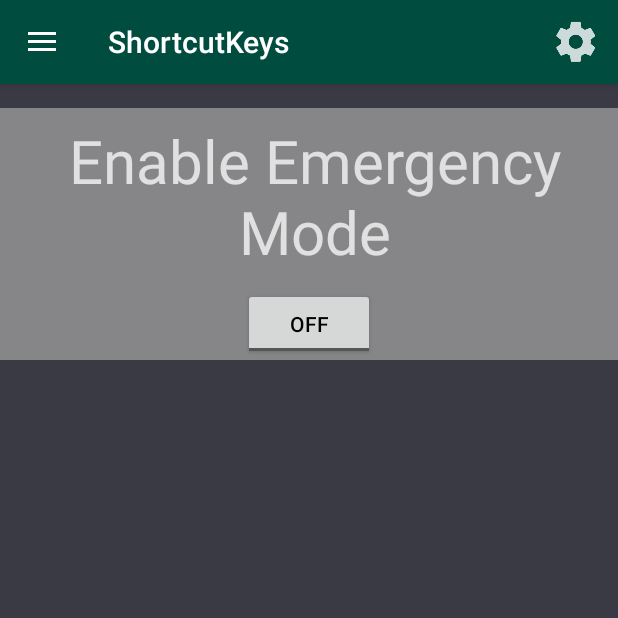
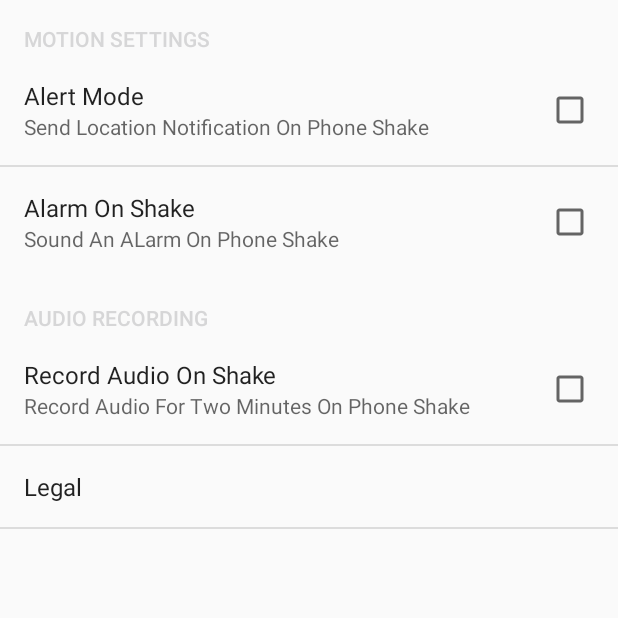
Before and after one commit to arjunarao619/Beacon, an Android app: the ShortcutKeys screen opened directly, with no data from a screen before it, on a phone screen of 412 x 824 dp, the top half of it. Run offline under Robolectric (Android 15) with nearby library versions, the phone set to English and light mode, and no system bars.

Commit message:
Replaced Shake Functions with Preferences

```diff
--- a/app/src/main/java/com/example/arjunrao/beacon/ShortcutKeys.java
+++ b/app/src/main/java/com/example/arjunrao/beacon/ShortcutKeys.java
@@ -9,6 +9,8 @@ import android.content.res.Configuration;
 import android.database.Cursor;
 import android.database.sqlite.SQLiteDatabase;
 import android.os.Bundle;
+import android.preference.Preference;
+import android.preference.PreferenceActivity;
 import android.support.v4.widget.DrawerLayout;
 import android.support.v7.app.ActionBarDrawerToggle;
 import android.support.v7.app.AlertDialog;
@@ -19,214 +21,43 @@ import android.view.MenuInflater;
 import android.view.MenuItem;
 import android.view.View;
 import android.widget.AdapterView;
+import android.widget.Button;
 import android.widget.CheckBox;
 import android.widget.CompoundButton;
 import android.widget.ListView;
+import android.widget.Toast;
 import android.widget.ToggleButton;
 
-public class ShortcutKeys extends AppCompatActivity {
-boolean DISABLE_SHAKE = true;
-    SQLiteDatabase db;
-    private class DrawerItemClickListener implements ListView.OnItemClickListener {
-
-        @Override
-        public void onItemClick(AdapterView<?> adapterView, View view, int position, long l) {
+public class ShortcutKeys extends PreferenceActivity {
 
 
-            /* Do three things
-            - change the activity
-            - change the title in the action bar
-            - close the drawer
-             */
-
-            selectItem(position);
 
 
-        }
-    }
-
-
-    private ListView drawerList;
-    final Context context = this;
-    public boolean is_follow,is_record,is_location;
-    public DrawerLayout drawerLayout;
-    private Cursor optionsCursor;
-    public ActionBarDrawerToggle drawerToggle;
 
     @Override
     protected void onCreate(Bundle savedInstanceState) {
         super.onCreate(savedInstanceState);
-        setContentView(R.layout.activity_shortcut_keys);
+        addPreferencesFromResource(R.xml.preferences);
 
-
-        final CheckBox isfollow = (CheckBox) findViewById(R.id.follow_me);
-        isfollow.setVisibility(View.GONE);
-        final CheckBox record = (CheckBox) findViewById(R.id.record);
-        record.setVisibility(View.GONE);
-        ToggleButton enabled = (ToggleButton) findViewById(R.id.switchEnabled);
-
-        Beacon_Database optionsHelper = new Beacon_Database(ShortcutKeys.this);
-        db = optionsHelper.getReadableDatabase();
-        optionsCursor = db.query("OPTIONS",new String[]{"ISLOCATION","ISFOLLOW","ISRECORD"},null,null,null,null,null,null);
-        optionsCursor.moveToFirst();
-        if(optionsCursor.getInt(0) == 1){
-            is_location = true;
-
-            enabled.performClick();
-            isfollow.setVisibility(View.VISIBLE);
-            record.setVisibility(View.VISIBLE);
-        }else {is_location = false;
-            enabled.setChecked(false);
-            isfollow.setVisibility(View.GONE);
-            record.setVisibility(View.GONE);}
-
-        if(optionsCursor.getInt(1) == 1){
-            is_follow = true;
-            enabled.setChecked(true);
-            isfollow.setVisibility(View.VISIBLE);
-            record.setVisibility(View.VISIBLE);
-
-        }else is_follow = false;
-        if(optionsCursor.getInt(2) == 1){
-            is_record = true;
-
-            enabled.setChecked(true);
-        }else is_record = false;
-        enabled.setChecked(false);
-
-
-       enabled.setOnCheckedChangeListener(new CompoundButton.OnCheckedChangeListener() {
-           @Override
-           public void onCheckedChanged(CompoundButton buttonView, boolean isChecked) {
-               if(isChecked){
-                   isfollow.setVisibility(View.VISIBLE);
-                   record.setVisibility(View.VISIBLE);
-                   is_location = true;
-                   int location,follow,record1;
-                   ContentValues values = new ContentValues();
-                   if(is_location)location = 1; else location = 0;
-                   if(is_follow) follow = 1; else follow = 0;
-                   if(is_record) record1 = 1; else record1 = 0;
-                   values.put("ISLOCATION",location);
-                   values.put("ISFOLLOW",follow);
-                   values.put("ISRECORD",record1);
-
-                   db.update("OPTIONS",values,"_id = ?",new String[] {Integer.toString(1)});
-               }
-               else{
-                   is_location = false;
-                   isfollow.setVisibility(View.GONE);
-                   record.setVisibility(View.GONE);
-                   int location,follow,record1;
-                   ContentValues values = new ContentValues();
-                   if(is_location)location = 1; else location = 0;
-                   if(is_follow) follow = 1; else follow = 0;
-                   if(is_record) record1 = 1; else record1 = 0;
-                   values.put("ISLOCATION",location);
-                   values.put("ISFOLLOW",follow);
-                   values.put("ISRECORD",record1);
-
-                   db.update("OPTIONS",values,"_id = ?",new String[] {Integer.toString(1)});
-               }
-
-           }
-       });
+        Preference myPref = (Preference) findPreference("legal");
+        myPref.setOnPreferenceClickListener(new Preference.OnPreferenceClickListener() {
+            public boolean onPreferenceClick(Preference preference) {
+                Intent intent = new Intent(ShortcutKeys.this,Legal.class);
+                startActivity(intent);
+                return true;
+            }
+        });
 
 
 
 
 
 
-        ActionBar actionBar = getActionBar();
-        if (actionBar != null) {
-            actionBar.setTitle("Email Settings");
-        }
-
-        getSupportActionBar().setDisplayHomeAsUpEnabled(true);
-        getSupportActionBar().setHomeButtonEnabled(true);
-
-        drawerLayout = (DrawerLayout) findViewById(R.id.drawer_layout);
-        Navigation_Drawer drawerItems[] = new Navigation_Drawer[]{
-                new Navigation_Drawer(R.drawable.nav_contacts1,"Trusted Contacts"),
-                new Navigation_Drawer(R.drawable.nav_emergency1,"Emergency Settings"),
-                new Navigation_Drawer(R.drawable.nav_location1,"Your Location"),
-                new Navigation_Drawer(R.drawable.nav_helpline1,"Helplines and Tips"),
-                new Navigation_Drawer(R.drawable.message_template,"Message Templates"),
-                new Navigation_Drawer(R.drawable.nav_message1,"Email and SMS"),
-                new Navigation_Drawer(R.drawable.nav_developer,"Developer")
-
-        };
-
-        Drawer_adapter adapter = new Drawer_adapter(this,R.layout.listview_layout,drawerItems);
-        drawerList = (ListView) findViewById(R.id.drawer);
-
-        drawerList.setAdapter(adapter);
-        drawerList.setOnItemClickListener(new ShortcutKeys.DrawerItemClickListener());
-
-        //navigation drawer
 
 
 
-        drawerToggle = new ActionBarDrawerToggle(this, drawerLayout, R.string.open_drawer, R.string.close_drawer) {
-            public void onDrawerClosed(View view) {
-                super.onDrawerClosed(view);
-                invalidateOptionsMenu();
-            }
-
-            public void onDrawerOpened(View drawerView) {
-                super.onDrawerOpened(drawerView);
-                drawerList.bringToFront();
-                drawerLayout.requestLayout();
-                invalidateOptionsMenu();
-            }
-        };
-
-        drawerLayout.addDrawerListener(drawerToggle);
 
 
-
-        if(isfollow.isChecked()){
-            is_follow = true;
-            int location,follow,record1;
-            ContentValues values = new ContentValues();
-            if(is_location)location = 1; else location = 0;
-            if(is_follow) follow = 1; else follow = 0;
-            if(is_record) record1 = 1; else record1 = 0;
-            values.put("ISLOCATION",location);
-            values.put("ISFOLLOW",follow);
-            values.put("ISRECORD",record1);
-
-            db.update("OPTIONS",values,"_id = ?",new String[] {Integer.toString(1)});
-        }
-        if(record.isChecked()){
-            is_record = true;
-            int location,follow,record1;
-            ContentValues values = new ContentValues();
-            if(is_location)location = 1; else location = 0;
-            if(is_follow) follow = 1; else follow = 0;
-            if(is_record) record1 = 1; else record1 = 0;
-            values.put("ISLOCATION",location);
-            values.put("ISFOLLOW",follow);
-            values.put("ISRECORD",record1);
-
-            db.update("OPTIONS",values,"_id = ?",new String[] {Integer.toString(1)});
-        }
-
-        if(!is_location){
-            enabled.setChecked(false);
-            is_follow = false;
-            is_record = false;
-            int location,follow,record1;
-            ContentValues values = new ContentValues();
-            if(is_location)location = 1; else location = 0;
-            if(is_follow) follow = 1; else follow = 0;
-            if(is_record) record1 = 1; else record1 = 0;
-            values.put("ISLOCATION",location);
-            values.put("ISFOLLOW",follow);
-            values.put("ISRECORD",record1);
-
-            db.update("OPTIONS",values,"_id = ?",new String[] {Integer.toString(1)});
-        }
 
 
 
@@ -243,182 +74,4 @@ boolean DISABLE_SHAKE = true;
 
 
 
-
-
-
-
-
-    public void selectItem(int position) {
-
-        DrawerLayout drawerLayout = (DrawerLayout) findViewById(R.id.drawer_layout);
-        drawerLayout.closeDrawer(drawerList);
-        switch (position) {
-            case 0:
-                Intent intent = new Intent(ShortcutKeys.this, TrustedActivity.class);
-                startActivity(intent);
-                break;
-            case 1:
-                Intent intent1 = new Intent(ShortcutKeys.this, ShortcutKeys.class);
-                startActivity(intent1);
-                break;
-            case 2:
-                Intent intent2 = new Intent(ShortcutKeys.this, UserLocation2.class);
-                startActivity(intent2);
-                break;
-            case 3:
-                Intent intent3 = new Intent(ShortcutKeys.this, HelpLineActivity.class);
-                startActivity(intent3);
-                break;
-            case 4:
-                Intent intent4 = new Intent(ShortcutKeys.this, MessageTemplates.class);
-                startActivity(intent4);
-                break;
-            case 5:
-                Intent intent5 = new Intent(ShortcutKeys.this,EmailActivity.class);
-                startActivity(intent5);
-                break;
-            case 6:
-                LayoutInflater li = LayoutInflater.from(context);
-                View devView = li.inflate(R.layout.about_developer_dialog, null);
-
-                AlertDialog.Builder builder = new AlertDialog.Builder(context);
-                builder.setView(devView);
-
-
-                builder.setCancelable(false).setPositiveButton("GREAT!", new DialogInterface.OnClickListener() {
-                    @Override
-                    public void onClick(DialogInterface dialogInterface, int i) {
-                        dialogInterface.dismiss();
-                    }
-                });
-                builder.show();
-
-        }
-
-
-    }
-
-    @Override
-    public boolean onPrepareOptionsMenu(Menu menu){
-        boolean drawerOpen = drawerLayout.isDrawerOpen(drawerList);
-        menu.findItem(R.id.settings).setVisible(!drawerOpen);
-        return super.onPrepareOptionsMenu(menu);
-    }
-
-
-
-    @Override
-    protected void onPostCreate(Bundle savedInstanceState){
-        super.onPostCreate(savedInstanceState);
-        drawerToggle.syncState();
-    }
-
-    @Override
-
-    public void onConfigurationChanged(Configuration newConfig){
-        super.onConfigurationChanged(newConfig);
-        drawerToggle.onConfigurationChanged(newConfig);
-    }
-
-    @Override
-
-    public boolean onCreateOptionsMenu(Menu menu){
-        super.onCreateOptionsMenu(menu);
-
-        MenuInflater inflater = getMenuInflater();
-        inflater.inflate(R.menu.menu_main,menu);
-        return true;
-
-    }
-
-    @Override
-
-    public boolean onOptionsItemSelected(MenuItem menu) {
-
-        if(drawerToggle.onOptionsItemSelected(menu)){
-            return  true;
-        }
-        switch (menu.getItemId()) {
-            case R.id.settings:
-                Intent intent = new Intent(ShortcutKeys.this, MainDashBoard.class);
-                startActivity(intent);
-        }
-        return true;
-    }
-
-    @Override
-    public void onPause() {
-        super.onPause();
-        int location,follow,record1;
-        ContentValues values = new ContentValues();
-        if(is_location)location = 1; else location = 0;
-        if(is_follow) follow = 1; else follow = 0;
-        if(is_record) record1 = 1; else record1 = 0;
-        values.put("ISLOCATION",location);
-        values.put("ISFOLLOW",follow);
-        values.put("ISRECORD",record1);
-
-        db.update("OPTIONS",values,"_id = ?",new String[] {Integer.toString(1)});
-
-
-    }
-
-    @Override
-    protected void onDestroy() {
-        super.onDestroy();
-        int location,follow,record1;
-        ContentValues values = new ContentValues();
-        if(is_location)location = 1; else location = 0;
-        if(is_follow) follow = 1; else follow = 0;
-        if(is_record) record1 = 1; else record1 = 0;
-        values.put("ISLOCATION",location);
-        values.put("ISFOLLOW",follow);
-        values.put("ISRECORD",record1);
-
-        db.update("OPTIONS",values,"_id = ?",new String[] {Integer.toString(1)});
-
-
-
-    }
-
-    @Override
-    protected void onResume(){
-        super.onResume();
-        Beacon_Database optionsHelper = new Beacon_Database(ShortcutKeys.this);
-        db = optionsHelper.getReadableDatabase();
-        final CheckBox isfollow = (CheckBox) findViewById(R.id.follow_me);
-        isfollow.setVisibility(View.GONE);
-        final CheckBox record = (CheckBox) findViewById(R.id.record);
-        record.setVisibility(View.GONE);
-        ToggleButton enabled = (ToggleButton) findViewById(R.id.switchEnabled);
-
-        optionsCursor = db.query("OPTIONS",new String[]{"ISLOCATION","ISFOLLOW","ISRECORD"},null,null,null,null,null,null);
-        optionsCursor.moveToFirst();
-        if(optionsCursor.getInt(0) == 1){
-            is_location = true;
-
-            enabled.performClick();
-            isfollow.setVisibility(View.VISIBLE);
-            record.setVisibility(View.VISIBLE);
-        }else {is_location = false;
-            enabled.setChecked(false);
-            isfollow.setVisibility(View.GONE);
-            record.setVisibility(View.GONE);}
-
-        if(optionsCursor.getInt(1) == 1){
-            is_follow = true;
-            enabled.setChecked(true);
-            isfollow.setVisibility(View.VISIBLE);
-            record.setVisibility(View.VISIBLE);
-
-        }else is_follow = false;
-        if(optionsCursor.getInt(2) == 1){
-            is_record = true;
-            enabled.performClick();
-            enabled.setChecked(true);
-        }else is_record = false;
-        enabled.setChecked(false);
-    }
-
-
 }
--- a/app/src/main/java/com/example/arjunrao/beacon/UserLocation2.java
+++ b/app/src/main/java/com/example/arjunrao/beacon/UserLocation2.java
@@ -367,7 +367,7 @@ public class UserLocation2 extends AppCompatActivity {
 
 
 
-
+                        else if( contactCursor.moveToFirst()){
                             final Handler handler = new Handler();
                             handler.postDelayed(new Runnable() {
                                 @Override
@@ -393,6 +393,8 @@ public class UserLocation2 extends AppCompatActivity {
                                     }
                                 }
                             }, 4500);
+                        }
+
 
                     } else {
                         AlertDialog.Builder alertdialog = new AlertDialog.Builder(UserLocation2.this);
--- a/app/src/main/res/layout/content_shortcut_keys.xml
+++ b/app/src/main/res/layout/content_shortcut_keys.xml
@@ -9,72 +9,8 @@
     android:background="#3A3A45"
     >
 
-    <FrameLayout
-        android:layout_width="match_parent"
-        android:layout_height="wrap_content"
-        android:background="#868689"
-        android:id="@+id/frameLayout2">
-
-        <ToggleButton
-            android:layout_width="wrap_content"
-            android:layout_height="wrap_content"
-            android:id="@+id/switchEnabled"
-            android:textColor="#000000"
-            android:layout_gravity="center_horizontal|bottom"
-            android:layout_marginTop="120dp"/>
-
-        <TextView
-            android:paddingTop="8dp"
-            android:layout_width="wrap_content"
-            android:layout_height="wrap_content"
-            android:text="Enable Emergency Mode"
-            android:textColor="#e0e0e0"
-            android:textAlignment="center"
-            android:layout_gravity="center_horizontal"
-            android:textSize="40sp"
-            android:paddingStart="8dp"/>
-
-    </FrameLayout>
-
-    <LinearLayout
-        android:orientation="vertical"
-        android:layout_width="match_parent"
-        android:layout_height="match_parent"
-        android:layout_below="@+id/frameLayout2"
-        android:layout_alignParentStart="true">
 
 
-        <CheckBox
-            android:text="Activate Follow Me"
-            android:layout_width="wrap_content"
-            android:layout_height="wrap_content"
-            android:id="@+id/follow_me"
-
-            tools:text="Activate Follow Me"
-            android:fontFamily="sans-serif"
-            android:textSize="30sp"
-            android:textColor="#e0e0e0"
-            android:textAlignment="center"
-
-            android:layout_gravity="center_horizontal"
-            android:padding="20dp"
-            />
-
-        <CheckBox
-            android:text="Record Audio"
-            android:layout_width=
-                "wrap_content"
-
-            android:layout_height="wrap_content"
-            android:id="@+id/record"
-
-
-            android:padding="20dp"
-            android:textSize="30sp"
-            android:textAlignment="center"
-            android:layout_gravity="center_horizontal"
-            android:textColor="#e0e0e0" />
-    </LinearLayout>
 
 
 </RelativeLayout>
--- /dev/null
+++ b/app/src/main/res/values-w820dp/dimens.xml
@@ -0,0 +1,6 @@
+<resources>
+    <!-- Example customization of dimensions originally defined in res/values/dimens.xml
+         (such as screen margins) for screens with more than 820dp of available width. This
+         would include 7" and 10" devices in landscape (~960dp and ~1280dp respectively). -->
+    <dimen name="activity_horizontal_margin">64dp</dimen>
+</resources>
--- /dev/null
+++ b/app/src/main/res/xml/preferences.xml
@@ -0,0 +1,41 @@
+<?xml version="1.0" encoding="utf-8"?>
+<PreferenceScreen xmlns:android="http://schemas.android.com/apk/res/android"
+    >
+<PreferenceCategory
+    android:title="MOTION SETTINGS"
+    >
+    <CheckBoxPreference
+
+        android:key="location"
+        android:title="Alert Mode"
+        android:summary="Send Location Notification On Phone Shake"
+        android:defaultValue="false" />
+
+    <CheckBoxPreference
+        android:key = "alarm"
+        android:title="Alarm On Shake"
+        android:summary="Sound An ALarm On Phone Shake"
+        android:defaultValue="false"/>
+
+
+</PreferenceCategory>
+
+    <PreferenceCategory
+        android:title="AUDIO RECORDING">
+
+        <CheckBoxPreference
+            android:title="Record Audio On Shake"
+            android:key = "record"
+            android:defaultValue="false"
+            android:summary="Record Audio For Two Minutes On Phone Shake"/>
+        <Preference
+            android:key = "legal"
+            android:title="Legal"/>
+
+    </PreferenceCategory>
+
+
+
+
+
+</PreferenceScreen>
```
Also changed, not shown: app/src/main/AndroidManifest.xml (+21 -27 lines), app/src/main/java/com/example/arjunrao/beacon/Legal.java (added, +13 -0 lines), app/src/main/java/com/example/arjunrao/beacon/ShakeService1.java (+32 -43 lines), app/src/main/res/layout/activity_legal.xml (added, +13 -0 lines). Lines whose indentation alone changed are shown as unchanged.
